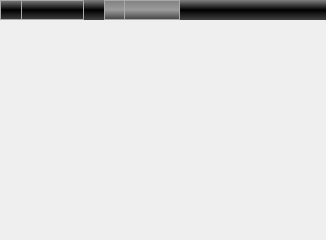
Biomechanical-ToolKit/BTKCore, file Tools/Mokka/AbstractView.ui: the form before one commit.
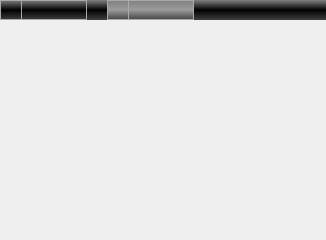
The form after the commit. Icons and pictures are not drawn.

Commit message: [ENH] Mokka: Orthogonal views added.

Patch:
```diff
--- a/Tools/Mokka/AbstractView.ui
+++ b/Tools/Mokka/AbstractView.ui
@@ -74,7 +74,7 @@
          <widget class="QComboBox" name="viewCombo">
           <property name="minimumSize">
            <size>
-            <width>84</width>
+            <width>0</width>
             <height>20</height>
            </size>
           </property>
@@ -85,12 +85,11 @@
            </size>
           </property>
           <property name="styleSheet">
-           <string notr="true">
-QComboBox {
+           <string notr="true">QComboBox {
   color: white;
   border: 1px solid darkgray;
   padding-left: 10px;
-  min-width: 4.5em;
+  padding-right: 10px;
 }
 
 QComboBox:editable {
@@ -131,12 +130,7 @@
 
 QComboBox::down-arrow:on { /* shift the arrow when popup is open */
   top: 1px;
-}
-
-QComboBox QAbstractItemView {
-     selection-background-color: lightgray;
-	background: black;
- }</string>
+}</string>
           </property>
           <property name="sizeAdjustPolicy">
            <enum>QComboBox::AdjustToContents</enum>
@@ -181,6 +175,7 @@
   color: white;
   border: 1px solid darkgray;
   padding-left: 10px;
+  padding-right: 10px;
 }
 
 QComboBox:editable {
@@ -206,7 +201,7 @@
 QComboBox::drop-down {
   subcontrol-origin: padding;
   subcontrol-position: top left;
-  width: 19px;
+  width: 20px;
 
   border-right-width: 1px;
   border-right-color: darkgray;
```
The commit also changes 8 other files.
